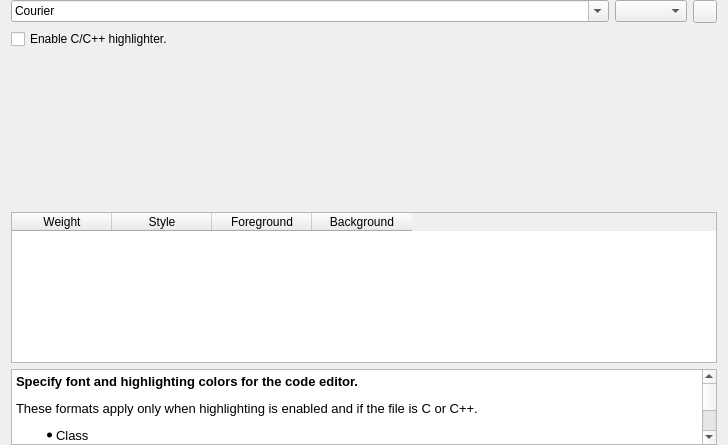
Above: src/SeerEditorConfigPage.ui from epasveer/seer before the change. Below: the same form after it.
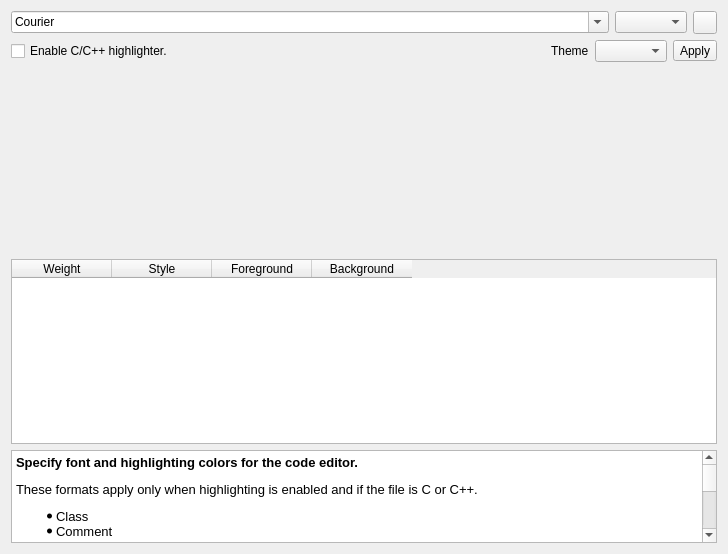
That is the form after the change. Icons and pictures are not drawn. Custom widgets are drawn as their Qt base class.

Commit message:
Add dark and light theme to editor config page.
The dark and light themes are hardwired into Seer.
After applying one of them, you can tweak them.
Then save the configuration.

What changed in the file:
```diff
--- a/src/SeerEditorConfigPage.ui
+++ b/src/SeerEditorConfigPage.ui
@@ -7,19 +7,94 @@
     <x>0</x>
     <y>0</y>
     <width>728</width>
-    <height>445</height>
+    <height>554</height>
    </rect>
   </property>
   <property name="windowTitle">
    <string>SeerEditorConfigPage</string>
   </property>
   <layout class="QGridLayout" name="gridLayout">
-   <property name="topMargin">
-    <number>0</number>
-   </property>
-   <property name="bottomMargin">
-    <number>0</number>
-   </property>
+   <item row="0" column="0">
+    <layout class="QHBoxLayout" name="horizontalLayout">
+     <item>
+      <widget class="QFontComboBox" name="fontNameComboBox">
+       <property name="sizePolicy">
+        <sizepolicy hsizetype="Preferred" vsizetype="Fixed">
+         <horstretch>50</horstretch>
+         <verstretch>0</verstretch>
+        </sizepolicy>
+       </property>
+       <property name="fontFilters">
+        <set>QFontComboBox::MonospacedFonts</set>
+       </property>
+      </widget>
+     </item>
+     <item>
+      <widget class="QComboBox" name="fontSizeComboBox"/>
+     </item>
+     <item>
+      <widget class="QToolButton" name="fontDialogButton">
+       <property name="text">
+        <string/>
+       </property>
+       <property name="icon">
+        <iconset resource="resource.qrc">
+         <normaloff>:/seer/resources/font.png</normaloff>:/seer/resources/font.png</iconset>
+       </property>
+      </widget>
+     </item>
+    </layout>
+   </item>
+   <item row="1" column="0">
+    <layout class="QHBoxLayout" name="horizontalLayout_2">
+     <item>
+      <widget class="QCheckBox" name="highlighterEnabledCheckBox">
+       <property name="toolTip">
+        <string>Enable or disable highlighting for C/C++ files.</string>
+       </property>
+       <property name="text">
+        <string>Enable C/C++ highlighter.</string>
+       </property>
+      </widget>
+     </item>
+     <item>
+      <spacer name="horizontalSpacer">
+       <property name="orientation">
+        <enum>Qt::Horizontal</enum>
+       </property>
+       <property name="sizeHint" stdset="0">
+        <size>
+         <width>40</width>
+         <height>20</height>
+        </size>
+       </property>
+      </spacer>
+     </item>
+     <item>
+      <widget class="QLabel" name="themeLabel">
+       <property name="text">
+        <string>Theme</string>
+       </property>
+      </widget>
+     </item>
+     <item>
+      <widget class="QComboBox" name="themeComboBox"/>
+     </item>
+     <item>
+      <widget class="QToolButton" name="themeApplyToolButton">
+       <property name="sizePolicy">
+        <sizepolicy hsizetype="Minimum" vsizetype="Fixed">
+         <horstretch>0</horstretch>
+         <verstretch>0</verstretch>
+        </sizepolicy>
+       </property>
+       <property name="text">
+        <string>Apply</string>
+       </property>
+      </widget>
+     </item>
+    </layout>
+   </item>
    <item row="2" column="0">
     <widget class="SeerEditorWidgetSource" name="editorWidget" native="true">
      <property name="sizePolicy">
@@ -78,37 +153,6 @@
      </column>
     </widget>
    </item>
-   <item row="0" column="0">
-    <layout class="QHBoxLayout" name="horizontalLayout">
-     <item>
-      <widget class="QFontComboBox" name="fontNameComboBox">
-       <property name="sizePolicy">
-        <sizepolicy hsizetype="Preferred" vsizetype="Fixed">
-         <horstretch>50</horstretch>
-         <verstretch>0</verstretch>
-        </sizepolicy>
-       </property>
-       <property name="fontFilters">
-        <set>QFontComboBox::MonospacedFonts</set>
-       </property>
-      </widget>
-     </item>
-     <item>
-      <widget class="QComboBox" name="fontSizeComboBox"/>
-     </item>
-     <item>
-      <widget class="QToolButton" name="fontDialogButton">
-       <property name="text">
-        <string/>
-       </property>
-       <property name="icon">
-        <iconset resource="resource.qrc">
-         <normaloff>:/seer/resources/font.png</normaloff>:/seer/resources/font.png</iconset>
-       </property>
-      </widget>
-     </item>
-    </layout>
-   </item>
    <item row="4" column="0">
     <widget class="QTextBrowser" name="helpTextBrowser">
      <property name="sizePolicy">
@@ -124,31 +168,21 @@
 &lt;/style&gt;&lt;/head&gt;&lt;body style=&quot; font-family:'Noto Sans'; font-size:10pt; font-weight:400; font-style:normal;&quot;&gt;
 &lt;p style=&quot; margin-top:12px; margin-bottom:12px; margin-left:0px; margin-right:0px; -qt-block-indent:0; text-indent:0px;&quot;&gt;&lt;span style=&quot; font-weight:600;&quot;&gt;Specify font and highlighting colors for the code editor.&lt;/span&gt;&lt;/p&gt;
 &lt;p style=&quot; margin-top:12px; margin-bottom:12px; margin-left:0px; margin-right:0px; -qt-block-indent:0; text-indent:0px;&quot;&gt;These formats apply only when highlighting is enabled and if the file is C or C++.&lt;/p&gt;
-&lt;ul style=&quot;margin-top: 0px; margin-bottom: 0px; margin-left: 0px; margin-right: 0px; -qt-list-indent: 1;&quot;&gt;&lt;li style=&quot; margin-top:0px; margin-bottom:0px; margin-left:0px; margin-right:0px; -qt-block-indent:0; text-indent:0px;&quot;&gt;Class&lt;/li&gt;
-&lt;li style=&quot; margin-top:0px; margin-bottom:0px; margin-left:0px; margin-right:0px; -qt-block-indent:0; text-indent:0px;&quot;&gt;Comment&lt;/li&gt;
-&lt;li style=&quot; margin-top:0px; margin-bottom:0px; margin-left:0px; margin-right:0px; -qt-block-indent:0; text-indent:0px;&quot;&gt;Multiline Comment&lt;/li&gt;
-&lt;li style=&quot; margin-top:0px; margin-bottom:0px; margin-left:0px; margin-right:0px; -qt-block-indent:0; text-indent:0px;&quot;&gt;Function&lt;/li&gt;
-&lt;li style=&quot; margin-top:0px; margin-bottom:0px; margin-left:0px; margin-right:0px; -qt-block-indent:0; text-indent:0px;&quot;&gt;Keyword&lt;/li&gt;
-&lt;li style=&quot; margin-top:0px; margin-bottom:0px; margin-left:0px; margin-right:0px; -qt-block-indent:0; text-indent:0px;&quot;&gt;Quotation&lt;/li&gt;&lt;/ul&gt;
+&lt;ul style=&quot;margin-top: 0px; margin-bottom: 0px; margin-left: 0px; margin-right: 0px; -qt-list-indent: 1;&quot;&gt;&lt;li style=&quot;&quot; style=&quot; margin-top:0px; margin-bottom:0px; margin-left:0px; margin-right:0px; -qt-block-indent:0; text-indent:0px;&quot;&gt;Class&lt;/li&gt;
+&lt;li style=&quot;&quot; style=&quot; margin-top:0px; margin-bottom:0px; margin-left:0px; margin-right:0px; -qt-block-indent:0; text-indent:0px;&quot;&gt;Comment&lt;/li&gt;
+&lt;li style=&quot;&quot; style=&quot; margin-top:0px; margin-bottom:0px; margin-left:0px; margin-right:0px; -qt-block-indent:0; text-indent:0px;&quot;&gt;Multiline Comment&lt;/li&gt;
+&lt;li style=&quot;&quot; style=&quot; margin-top:0px; margin-bottom:0px; margin-left:0px; margin-right:0px; -qt-block-indent:0; text-indent:0px;&quot;&gt;Function&lt;/li&gt;
+&lt;li style=&quot;&quot; style=&quot; margin-top:0px; margin-bottom:0px; margin-left:0px; margin-right:0px; -qt-block-indent:0; text-indent:0px;&quot;&gt;Keyword&lt;/li&gt;
+&lt;li style=&quot;&quot; style=&quot; margin-top:0px; margin-bottom:0px; margin-left:0px; margin-right:0px; -qt-block-indent:0; text-indent:0px;&quot;&gt;Quotation&lt;/li&gt;&lt;/ul&gt;
 &lt;p style=&quot; margin-top:12px; margin-bottom:12px; margin-left:0px; margin-right:0px; -qt-block-indent:0; text-indent:0px;&quot;&gt;These formats apply for any type of file. &lt;/p&gt;
-&lt;ul style=&quot;margin-top: 0px; margin-bottom: 0px; margin-left: 0px; margin-right: 0px; -qt-list-indent: 1;&quot;&gt;&lt;li style=&quot; margin-top:0px; margin-bottom:0px; margin-left:0px; margin-right:0px; -qt-block-indent:0; text-indent:0px;&quot;&gt;Margin&lt;/li&gt;
-&lt;li style=&quot; margin-top:0px; margin-bottom:0px; margin-left:0px; margin-right:0px; -qt-block-indent:0; text-indent:0px;&quot;&gt;Text&lt;/li&gt;
-&lt;li style=&quot; margin-top:0px; margin-bottom:0px; margin-left:0px; margin-right:0px; -qt-block-indent:0; text-indent:0px;&quot;&gt;Current Line&lt;/li&gt;&lt;/ul&gt;
+&lt;ul style=&quot;margin-top: 0px; margin-bottom: 0px; margin-left: 0px; margin-right: 0px; -qt-list-indent: 1;&quot;&gt;&lt;li style=&quot;&quot; style=&quot; margin-top:0px; margin-bottom:0px; margin-left:0px; margin-right:0px; -qt-block-indent:0; text-indent:0px;&quot;&gt;Margin&lt;/li&gt;
+&lt;li style=&quot;&quot; style=&quot; margin-top:0px; margin-bottom:0px; margin-left:0px; margin-right:0px; -qt-block-indent:0; text-indent:0px;&quot;&gt;Text&lt;/li&gt;
+&lt;li style=&quot;&quot; style=&quot; margin-top:0px; margin-bottom:0px; margin-left:0px; margin-right:0px; -qt-block-indent:0; text-indent:0px;&quot;&gt;Current Line&lt;/li&gt;&lt;/ul&gt;
 &lt;p style=&quot;-qt-paragraph-type:empty; margin-top:0px; margin-bottom:12px; margin-left:0px; margin-right:0px; -qt-block-indent:0; text-indent:0px;&quot;&gt;&lt;br /&gt;&lt;/p&gt;
 &lt;p style=&quot; margin-top:12px; margin-bottom:12px; margin-left:0px; margin-right:0px; -qt-block-indent:0; text-indent:0px;&quot;&gt;&lt;br /&gt;&lt;/p&gt;&lt;/body&gt;&lt;/html&gt;</string>
      </property>
     </widget>
    </item>
-   <item row="1" column="0">
-    <widget class="QCheckBox" name="highlighterEnabledCheckBox">
-     <property name="toolTip">
-      <string>Enable or disable highlighting for C/C++ files.</string>
-     </property>
-     <property name="text">
-      <string>Enable C/C++ highlighter.</string>
-     </property>
-    </widget>
-   </item>
   </layout>
  </widget>
  <customwidgets>
```
The commit also changes 7 other files.
